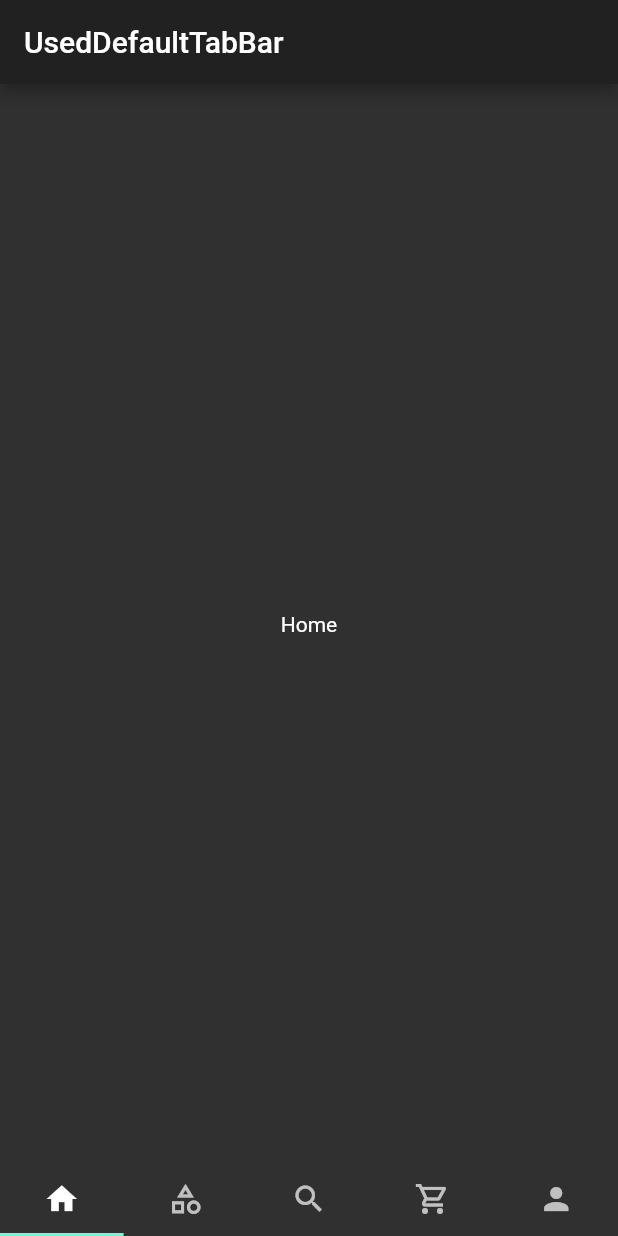
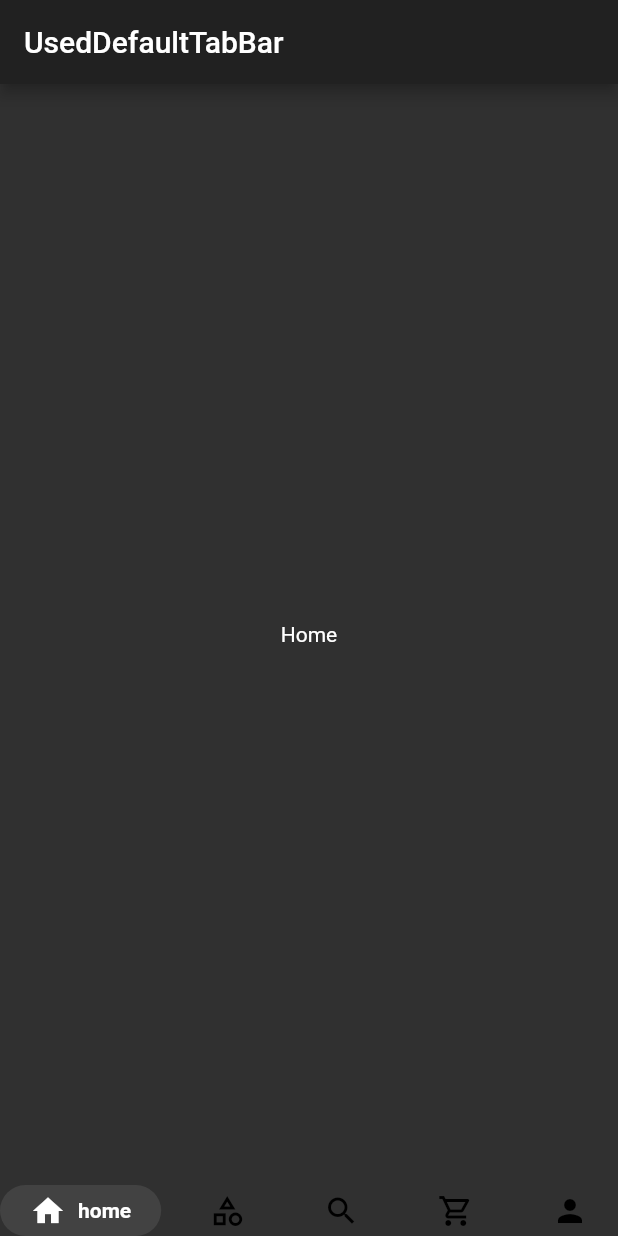
Before and after one commit to moneer-muntazah/efficient_tabbar, a Flutter app: the screen it shows after launch, on a phone screen of 412 x 824 dp. Run offline on Flutter 3.47's test engine with Material 2 defaults, Android fonts, the phone set to English and light mode, and no system bars; drawn by our look-alikes of google_nav_bar.

Commit message:
google_nav_bar

```diff
--- /dev/null
+++ b/lib/google_nav.dart
@@ -0,0 +1,38 @@
+import 'package:flutter/material.dart';
+import 'package:google_nav_bar/google_nav_bar.dart';
+
+class GoogleNavBar extends StatefulWidget {
+  final List<GButton> tabs;
+  final List<Widget> views;
+
+  GoogleNavBar({this.tabs, this.views});
+
+  @override
+  _GoogleNavBarState createState() => _GoogleNavBarState();
+}
+
+class _GoogleNavBarState extends State<GoogleNavBar> {
+  int tabIndex = 0;
+
+  @override
+  Widget build(BuildContext context) {
+    return Scaffold(
+        appBar: AppBar(
+          title: Text("UsedDefaultTabBar"),
+        ),
+        body: widget.views[tabIndex],
+        bottomNavigationBar: GNav(
+          gap: 8,
+          activeColor: Colors.white,
+          iconSize: 24,
+          padding: EdgeInsets.symmetric(horizontal: 20, vertical: 5),
+          duration: Duration(milliseconds: 300),
+          tabBackgroundColor: Colors.grey[800],
+          selectedIndex: tabIndex,
+          onTabChange: (i) => setState(() {
+            tabIndex = i;
+          }),
+          tabs: widget.tabs,
+        ));
+  }
+}
--- a/lib/main.dart
+++ b/lib/main.dart
@@ -1,8 +1,10 @@
 import 'package:flutter/material.dart';
+import 'package:google_nav_bar/google_nav_bar.dart' show GButton;
 import 'screen.dart';
 import 'used_default_tabbar.dart';
 import 'tap_container_bottom.dart';
 import 'tab_container_index_stack.dart';
+import 'google_nav.dart';
 
 void main() {
   runApp(MyApp());
@@ -17,13 +19,13 @@ class MyApp extends StatelessWidget {
     Screen('Profile')
   ];
 
-  final tabs = <Tab>[
-    Tab(icon: Icon(Icons.home)),
-    Tab(icon: Icon(Icons.category_outlined)),
-    Tab(icon: Icon(Icons.search)),
-    Tab(icon: Icon(Icons.shopping_cart_outlined)),
-    Tab(icon: Icon(Icons.person))
-  ];
+  // final tabs = <Tab>[
+  //   Tab(icon: Icon(Icons.home)),
+  //   Tab(icon: Icon(Icons.category_outlined)),
+  //   Tab(icon: Icon(Icons.search)),
+  //   Tab(icon: Icon(Icons.shopping_cart_outlined)),
+  //   Tab(icon: Icon(Icons.person))
+  // ];
 
   // final tabs = <BottomNavigationBarItem>[
   //   BottomNavigationBarItem(icon: Icon(Icons.home), label: 'home'),
@@ -35,6 +37,14 @@ class MyApp extends StatelessWidget {
   //   BottomNavigationBarItem(icon: Icon(Icons.person), label: 'profile')
   // ];
 
+  final tabs = <GButton>[
+    GButton(icon: Icons.home, text: 'home'),
+    GButton(icon: Icons.category_outlined, text: 'category'),
+    GButton(icon: Icons.search, text: 'search'),
+    GButton(icon: Icons.shopping_cart_outlined, text: 'cart'),
+    GButton(icon: Icons.person, text: 'profile')
+  ];
+
   @override
   Widget build(BuildContext context) {
     return MaterialApp(
@@ -42,9 +52,10 @@ class MyApp extends StatelessWidget {
       theme: ThemeData.dark(
           // visualDensity: VisualDensity.adaptivePlatformDensity,
           ),
-      home: UsedDefaultTabBar(tabs: tabs, views: views),
+      // home: UsedDefaultTabBar(tabs: tabs, views: views),
       // home: TapContainerBottom(tabs: tabs, views: views),
       // home: TapContainerBottomStack(tabs: tabs, views: views),
+      home: GoogleNavBar(tabs: tabs, views: views),
     );
   }
 }
--- a/pubspec.yaml
+++ b/pubspec.yaml
@@ -25,6 +25,7 @@ environment:
 dependencies:
   flutter:
     sdk: flutter
+  google_nav_bar: ^3.1.0
 
 
   # The following adds the Cupertino Icons font to your application.
```
Also changed, not shown: pubspec.lock.
